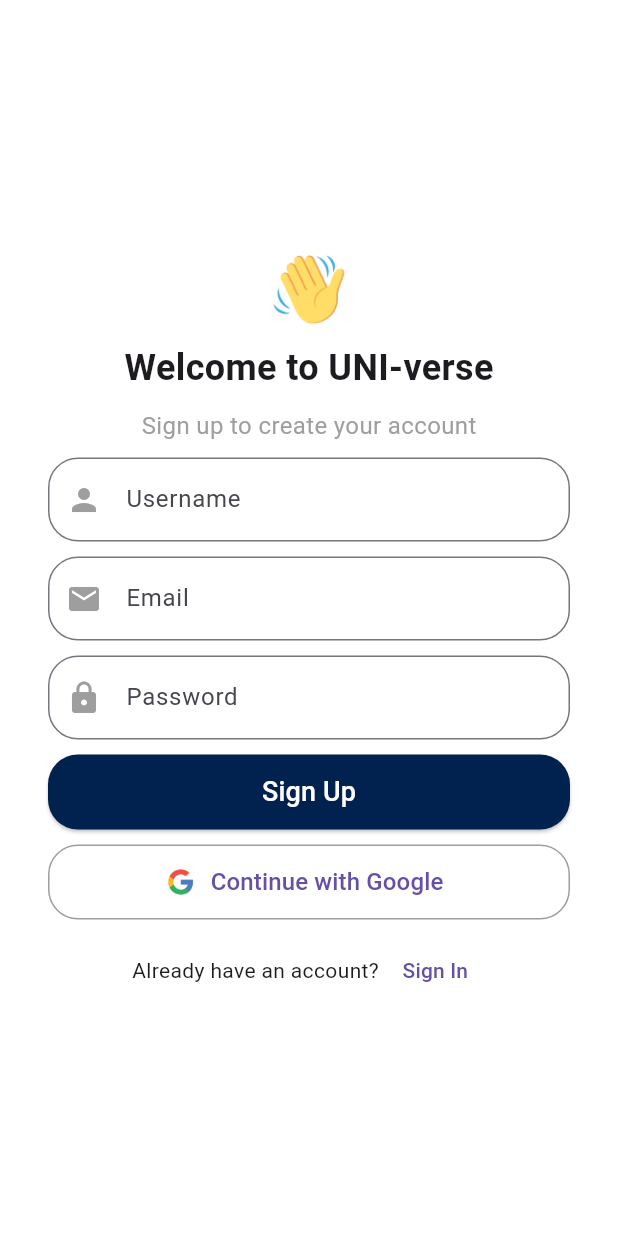
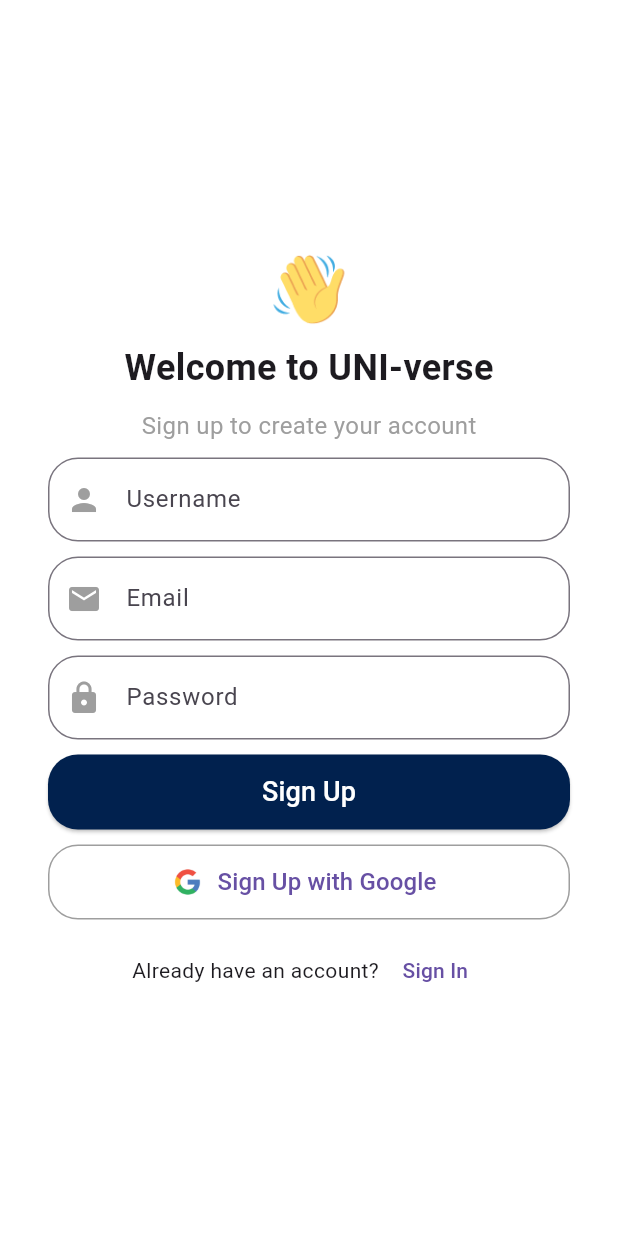
Before and after one commit to HafsaQureshi1/FYP_UNI-verse_f21, a Flutter app: the SignInPage screen opened directly, after a tap on "Sign Up", on a phone screen of 412 x 824 dp. Run offline on Flutter 3.47's test engine with Material 3 defaults, Android fonts, the phone set to English and light mode, and no system bars; our stand-ins replace cloud_firestore, file_picker, firebase_auth, firebase_core, firebase_messaging, google_sign_in and 3 more; accounts and stored records are empty; network calls fail; project files that could hold a hidden picture were left out.

Commit message:
added separate client id checks for different platforms to efficiently handling google signin

```diff
--- a/lib/main.dart
+++ b/lib/main.dart
@@ -1,5 +1,8 @@
+import 'dart:io';
+
 import 'package:cloud_firestore/cloud_firestore.dart';
 import 'package:firebase_auth/firebase_auth.dart';
+import 'package:flutter/foundation.dart';
 import 'package:flutter/material.dart';
 import 'package:flutter_application_1/firebase_options.dart';
 import 'package:firebase_core/firebase_core.dart';
@@ -96,6 +99,117 @@ class MyApp extends StatelessWidget {
     );
   }
 }
+class GoogleSignUpButton extends StatefulWidget {
+  final Function(UserCredential) onSuccess;
+
+  const GoogleSignUpButton({super.key, required this.onSuccess});
+
+  @override
+  State<GoogleSignUpButton> createState() => _GoogleSignUpButtonState();
+}
+
+class _GoogleSignUpButtonState extends State<GoogleSignUpButton> {
+  bool _isLoading = false;
+  final GoogleSignIn _googleSignIn = GoogleSignIn(
+    clientId: '267004637492-iugmfvid1ca8prhuvkaflcbrtre7cibs.apps.googleusercontent.com',
+    scopes: ['email', 'profile'],
+  );
+
+  Future<void> _handleGoogleSignUp() async {
+    try {
+      setState(() => _isLoading = true);
+
+      await _googleSignIn.signOut();
+      await FirebaseAuth.instance.signOut();
+
+      final GoogleSignInAccount? newGoogleUser = await _googleSignIn.signIn();
+      if (newGoogleUser == null) return;
+
+      final GoogleSignInAuthentication googleAuth = await newGoogleUser.authentication;
+      final credential = GoogleAuthProvider.credential(
+        accessToken: googleAuth.accessToken,
+        idToken: googleAuth.idToken,
+      );
+
+      // Check if the email is already registered
+      final String email = newGoogleUser.email;
+      final userDoc = await FirebaseFirestore.instance
+          .collection('users')
+          .where('email', isEqualTo: email)
+          .get();
+
+      if (userDoc.docs.isNotEmpty) {
+        // User already exists
+        ScaffoldMessenger.of(context).showSnackBar(
+          const SnackBar(content: Text('Account already exists with this email! Please sign in.')),
+        );
+        return;
+      }
+
+      // Check if email exists in Firebase Authentication
+      try {
+        final methods = await FirebaseAuth.instance.fetchSignInMethodsForEmail(email);
+        if (methods.isNotEmpty) {
+          ScaffoldMessenger.of(context).showSnackBar(
+            const SnackBar(content: Text('An account already exists with this email. Please sign in.')),
+          );
+          return;
+        }
+      } catch (e) {
+        debugPrint("Error checking auth methods: $e");
+      }
+
+      // Create a new user with Google credentials
+      final userCredential = await FirebaseAuth.instance.signInWithCredential(credential);
+
+      if (userCredential.user != null) {
+        // Save user details to Firestore
+        await FirebaseFirestore.instance.collection('users').doc(userCredential.user!.uid).set({
+          'uid': userCredential.user!.uid,
+          'username': userCredential.user!.displayName ?? 'User',
+          'email': userCredential.user!.email ?? '',
+          'role': 'student', // Default role
+          'profilePicture': userCredential.user!.photoURL ??
+              'https://firebasestorage.googleapis.com/v0/b/your-project-id.appspot.com/o/default_profile.png?alt=media', // Default profile picture
+          'createdAt': FieldValue.serverTimestamp(),
+        });
+
+        widget.onSuccess(userCredential);
+      }
+    } catch (e) {
+      debugPrint('Google Sign Up Error: $e');
+      ScaffoldMessenger.of(context).showSnackBar(
+        SnackBar(content: Text('Error: ${e.toString()}')),
+      );
+    } finally {
+      setState(() => _isLoading = false);
+    }
+  }
+
+  @override
+  Widget build(BuildContext context) {
+    return OutlinedButton.icon(
+      onPressed: _isLoading ? null : _handleGoogleSignUp,
+      icon: _isLoading
+          ? const SizedBox(
+              width: 24,
+              height: 24,
+              child: CircularProgressIndicator(strokeWidth: 2),
+            )
+          : Image.asset('assets/images/google_logo.png', height: 24),
+      label: Text(
+        _isLoading ? 'Signing up...' : 'Sign Up with Google',
+        style: const TextStyle(fontSize: 16),
+      ),
+      style: OutlinedButton.styleFrom(
+        minimumSize: const Size(double.infinity, 50),
+        shape: RoundedRectangleBorder(borderRadius: BorderRadius.circular(20.0)),
+        side: const BorderSide(color: Colors.grey),
+      ),
+    );
+  }
+}
+
 
 class GoogleSignInButton extends StatefulWidget {
   final Function(UserCredential) onSuccess;
@@ -109,12 +223,18 @@ class GoogleSignInButton extends StatefulWidget {
   State<GoogleSignInButton> createState() => _GoogleSignInButtonState();
 }
 
+
 class _GoogleSignInButtonState extends State<GoogleSignInButton> {
   bool _isLoading = false;
   final GoogleSignIn _googleSignIn = GoogleSignIn(
-    clientId: '267004637492-9fj3m3cuchvn145cc27r5r4eannq8ign.apps.googleusercontent.com'
-,scopes: ['email', 'profile'],
-  );
+  clientId: kIsWeb
+      ? '267004637492-iugmfvid1ca8prhuvkaflcbrtre7cibs.apps.googleusercontent.com' // ✅ Web Client ID
+      : (Platform.isAndroid
+          ? '267004637492-iugmfvid1ca8prhuvkaflcbrtre7cibs.apps.googleusercontent.com' // ✅ Android Client ID
+          :null), // Other platforms (default null)
+  scopes: ['email', 'profile'],
+);
+
 
  Future<void> _handleGoogleSignIn() async {
   try {
@@ -391,7 +511,7 @@ const SizedBox(height: 10),
                 ),
                 const SizedBox(height: 10),
 
-                GoogleSignInButton(
+                GoogleSignUpButton(
                   onSuccess: (UserCredential userCredential) {
                     Navigator.of(context).pushReplacement(
                       MaterialPageRoute(builder: (context) => const HomeScreen()),
@@ -513,7 +633,7 @@ class _SignInPageState extends State<SignInPage> {
                     color: Colors.grey,
                   ),
                 ),
-                const SizedBox(height: 10),
+                const SizedBox(height: 20),
 
                 // Email Field
                 TextField(
@@ -527,7 +647,8 @@ class _SignInPageState extends State<SignInPage> {
                       borderRadius: BorderRadius.circular(20.0),
                     ),
                     prefixIcon: const Icon(Icons.email, color: Colors.grey),
-                    contentPadding: const EdgeInsets.symmetric(vertical: 16.0, horizontal: 20.0),
+                    contentPadding:
+                        const EdgeInsets.symmetric(vertical: 16.0, horizontal: 20.0),
                   ),
                   keyboardType: TextInputType.emailAddress,
                 ),
@@ -545,7 +666,8 @@ class _SignInPageState extends State<SignInPage> {
                       borderRadius: BorderRadius.circular(20.0),
                     ),
                     prefixIcon: const Icon(Icons.lock, color: Colors.grey),
-                    contentPadding: const EdgeInsets.symmetric(vertical: 16.0, horizontal: 20.0),
+                    contentPadding:
+                        const EdgeInsets.symmetric(vertical: 16.0, horizontal: 20.0),
                   ),
                   obscureText: true,
                 ),
@@ -569,10 +691,24 @@ class _SignInPageState extends State<SignInPage> {
                           style: TextStyle(fontSize: 18, color: Colors.white),
                         ),
                 ),
+
+                const SizedBox(height: 10),
+
+                // Google Sign-In Button
+                GoogleSignInButton(
+                  onSuccess: (UserCredential userCredential) {
+                    Navigator.of(context).pushReplacement(
+                      MaterialPageRoute(builder: (context) => const HomeScreen()),
+                    );
+                  },
+                ),
+
+                const SizedBox(height: 10),
+
                 Row(
                   mainAxisAlignment: MainAxisAlignment.center,
                   children: [
-                    const Text("Dont have an account? "),
+                    const Text("Don't have an account? "),
                     TextButton(
                       onPressed: () {
                         Navigator.pushReplacement(
```
